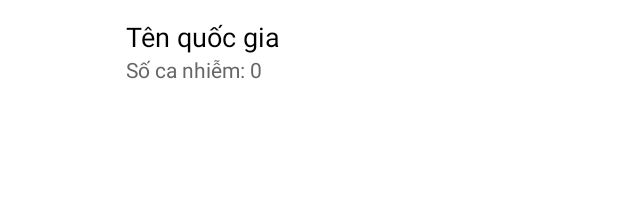
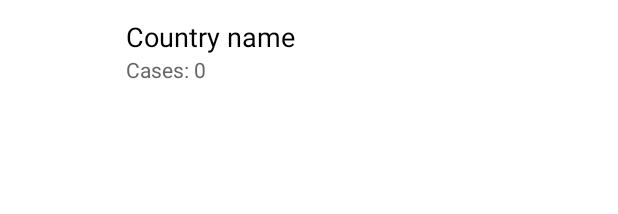
Before and after one commit to DTKien2005/mobile-group-project, an Android app built with Jetpack Compose: the layout item_country.xml on its own in the app's theme, with its tools: preview values and no code run, on a phone screen of 412 x 824 dp. Shown: the top 214 px of the screen. Run offline under Robolectric (Android 15) with nearby library versions, the light colour scheme and no system bars; network calls fail.

Commit message:
Changing something wrong

```diff
--- a/Project/app/src/main/java/com/example/covid19app/activity/CountryAdapter.kt
+++ b/Project/app/src/main/java/com/example/covid19app/adapter/CountryAdapter.kt
@@ -1,4 +1,4 @@
-package com.example.covid19app.activity
+package com.example.covid19app.adapter
 
 import android.view.LayoutInflater
 import android.view.View
--- a/Project/app/src/main/java/com/example/covid19app/frag/CountrySearchFragment.kt
+++ b/Project/app/src/main/java/com/example/covid19app/frag/CountrySearchFragment.kt
@@ -9,7 +9,7 @@ import androidx.lifecycle.lifecycleScope
 import androidx.recyclerview.widget.LinearLayoutManager
 import androidx.recyclerview.widget.RecyclerView
 import com.example.covid19app.R
-import com.example.covid19app.activity.CountryAdapter
+import com.example.covid19app.adapter.CountryAdapter
 import com.example.covid19app.api.RetrofitInstance
 import com.example.covid19app.data.Country
 import com.example.covid19app.offlinedata.FileCache
--- a/Project/app/src/main/res/layout/item_country.xml
+++ b/Project/app/src/main/res/layout/item_country.xml
@@ -23,7 +23,7 @@
             android:layout_height="wrap_content"
             android:textSize="18sp"
             android:textColor="#000000"
-            android:text="Tên quốc gia" />
+            android:text="Country name" />
 
         <TextView
             android:id="@+id/casesTextView"
@@ -31,6 +31,6 @@
             android:layout_height="wrap_content"
             android:textSize="14sp"
             android:textColor="#666666"
-            android:text="Số ca nhiễm: 0" />
+            android:text="Cases: 0" />
     </LinearLayout>
 </LinearLayout>
```
Also changed, not shown: Project/app/src/main/res/layout/vndashboard.xml (+1 -10 lines).
